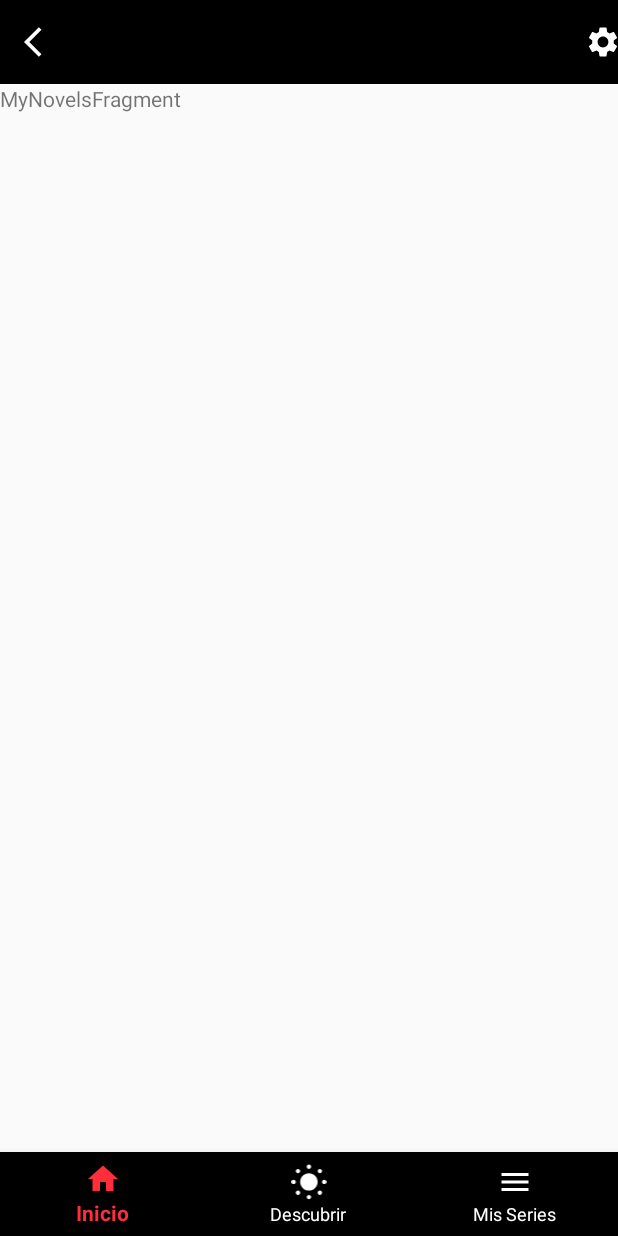
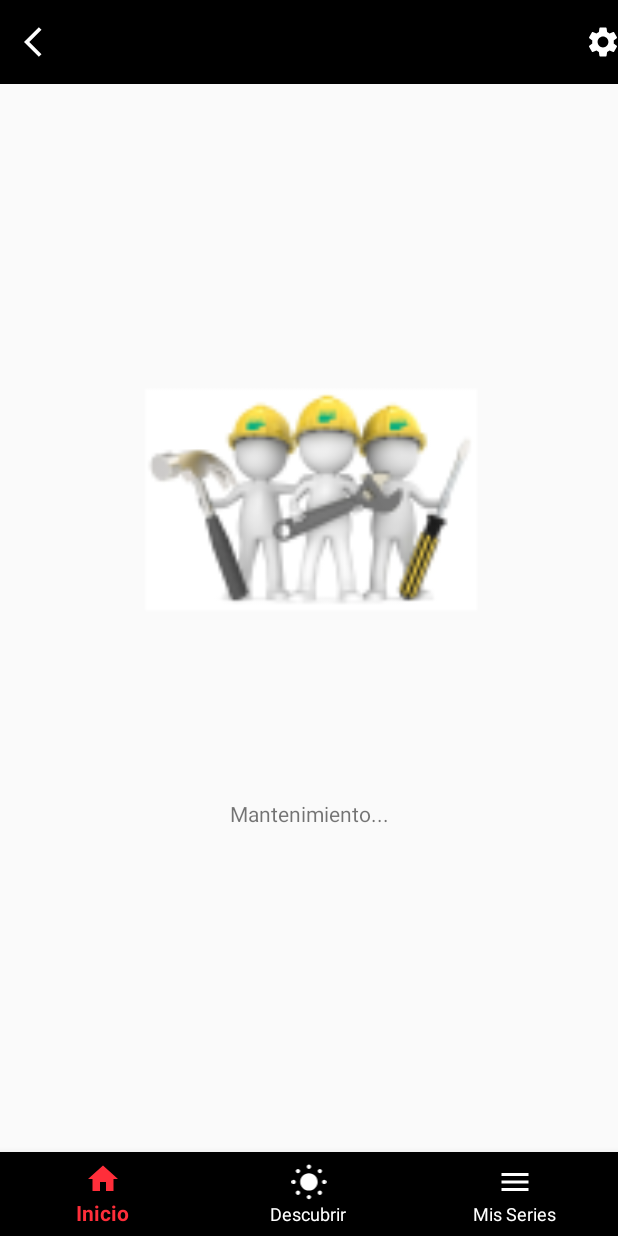
Before and after one commit to PedroDavidDD/NovelHub, an Android app: the fragment MyNovelsFragment placed in its activity, after a tap on "Search", on a phone screen of 412 x 824 dp. Run offline under Robolectric (Android 15) with nearby library versions, the phone set to English and light mode, and no system bars; our stand-ins replace Picasso.

Commit message:
[upd-MyNovels]
+ Imagen de mantenimiento

```diff
--- a/app/src/main/res/layout/fragment_my_novels.xml
+++ b/app/src/main/res/layout/fragment_my_novels.xml
@@ -7,10 +7,32 @@
     tools:context=".Fragments.BottomNavigation.MyNovelsFragment">
 
     <!-- TODO: Update blank fragment layout -->
-    <TextView
-        android:layout_width="match_parent"
-        android:layout_height="match_parent"
-        android:text="MyNovelsFragment" />
 
 
+    <androidx.constraintlayout.widget.ConstraintLayout
+        android:layout_width="match_parent"
+        android:layout_height="match_parent">
+
+        <ImageView
+            android:id="@+id/ivPortadaLibro"
+            android:layout_width="362dp"
+            android:layout_height="368dp"
+            android:scaleType="fitXY"
+            android:src="@mipmap/aaa_config"
+            app:layout_constraintBottom_toBottomOf="parent"
+            app:layout_constraintEnd_toEndOf="parent"
+            app:layout_constraintStart_toStartOf="parent"
+            app:layout_constraintTop_toTopOf="parent"
+            app:layout_constraintVertical_bias="0.268" />
+
+        <TextView
+            android:id="@+id/textView"
+            android:layout_width="355dp"
+            android:layout_height="53dp"
+            android:text="Mantenimiento..."
+            android:gravity="center"
+            app:layout_constraintEnd_toEndOf="@+id/ivPortadaLibro"
+            app:layout_constraintStart_toStartOf="@+id/ivPortadaLibro"
+            app:layout_constraintTop_toBottomOf="@+id/ivPortadaLibro" />
+    </androidx.constraintlayout.widget.ConstraintLayout>
 </FrameLayout>
--- a/app/src/main/res/mipmap-anydpi-v26/ic_launcher.xml
+++ b/app/src/main/res/mipmap-anydpi-v26/ic_launcher.xml
@@ -1,5 +1,5 @@
 <?xml version="1.0" encoding="utf-8"?>
 <adaptive-icon xmlns:android="http://schemas.android.com/apk/res/android">
     <background android:drawable="@drawable/ic_launcher_background"/>
-    <foreground android:drawable="@mipmap/ic_launcher_vampire"/>
+    <foreground android:drawable="@mipmap/aaa_config"/>
 </adaptive-icon>
--- a/app/src/main/res/mipmap-anydpi-v26/ic_launcher_round.xml
+++ b/app/src/main/res/mipmap-anydpi-v26/ic_launcher_round.xml
@@ -1,5 +1,5 @@
 <?xml version="1.0" encoding="utf-8"?>
 <adaptive-icon xmlns:android="http://schemas.android.com/apk/res/android">
     <background android:drawable="@drawable/ic_launcher_background"/>
-    <foreground android:drawable="@mipmap/ic_launcher_vampire"/>
+    <foreground android:drawable="@mipmap/aaa_config"/>
 </adaptive-icon>
```
Also changed, not shown: app/src/main/ic_launcher-playstore.png, app/src/main/res/mipmap-hdpi/aaa_config.webp (added), app/src/main/res/mipmap-hdpi/ic_launcher.webp, app/src/main/res/mipmap-hdpi/ic_launcher_round.webp, app/src/main/res/mipmap-mdpi/aaa_config.webp (added), app/src/main/res/mipmap-mdpi/ic_launcher.webp, app/src/main/res/mipmap-mdpi/ic_launcher_round.webp, app/src/main/res/mipmap-xhdpi/aaa_config.webp (added), app/src/main/res/mipmap-xhdpi/ic_launcher.webp, app/src/main/res/mipmap-xhdpi/ic_launcher_round.webp, app/src/main/res/mipmap-xxhdpi/aaa_config.webp (added), app/src/main/res/mipmap-xxhdpi/ic_launcher.webp, app/src/main/res/mipmap-xxhdpi/ic_launcher_round.webp, app/src/main/res/mipmap-xxxhdpi/aaa_config.webp (added), 2 more files.
